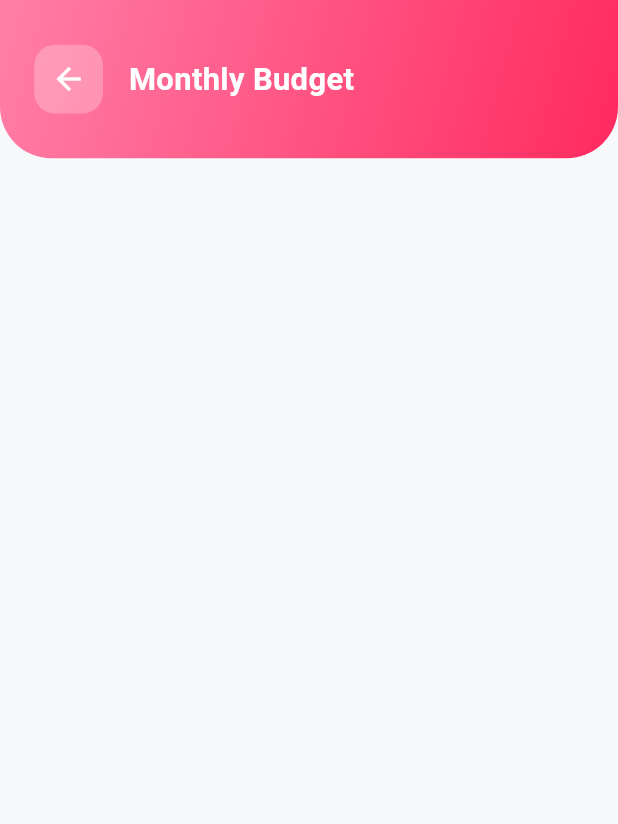
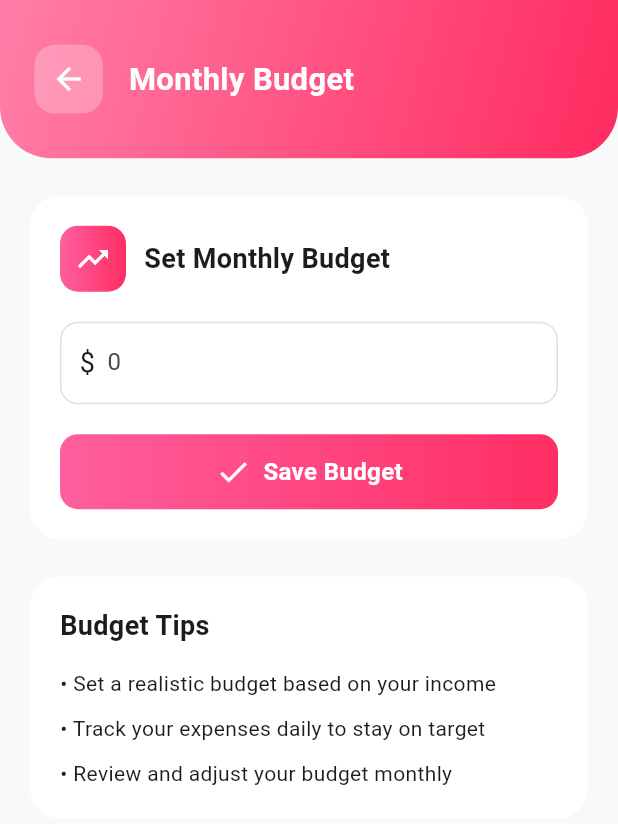
Before and after one commit to sarahmmedd/Banawit, a Flutter app: the BudgetScreen screen opened directly, on a phone screen of 412 x 824 dp. Shown: the top 824 px of the screen. Run offline on Flutter 3.47's test engine with Material 3 defaults, Android fonts, the light colour scheme and no system bars; our stand-ins replace bloc, flutter_screenutil, hive, hive_flutter, percent_indicator; accounts and stored records are empty.

Commit message:
budget page ui

```diff
--- a/lib/features/budget/ui/budget_screen.dart
+++ b/lib/features/budget/ui/budget_screen.dart
@@ -9,7 +9,7 @@ class BudgetScreen extends StatelessWidget {
   Widget build(BuildContext context) {
     return Scaffold(
       backgroundColor: AppColors.scaffoldBackground,
-      body: SafeArea(
+      body: SingleChildScrollView(
         child: Column(
           children: [
             // Top Gradient Header
@@ -59,6 +59,137 @@ class BudgetScreen extends StatelessWidget {
                 ],
               ),
             ),
+
+            const SizedBox(height: 25),
+
+
+            Container(
+              margin: const EdgeInsets.symmetric(horizontal: 20),
+              padding: const EdgeInsets.all(20),
+              decoration: BoxDecoration(
+                color: Colors.white,
+                borderRadius: BorderRadius.circular(20),
+
+              ),
+              child: Column(
+                crossAxisAlignment: CrossAxisAlignment.start,
+                children: [
+                  Row(
+                    children: [
+                      Container(
+                        padding: const EdgeInsets.all(10),
+                        decoration: BoxDecoration(
+                          gradient: const LinearGradient(
+                            colors: [Color(0xFFFF5F9E), Color(0xFFFF2E63)],),
+                          borderRadius: BorderRadius.circular(12),
+                        ),
+                        child: Icon(
+                          Icons.trending_up,
+                          color: Colors.white,
+                        ),
+                      ),
+                      SizedBox(width: 12),
+                      Text(
+                        "Set Monthly Budget",
+                        style: TextStyle(
+                          fontSize: 18,
+                          fontWeight: FontWeight.w600,
+                        ),
+                      ),
+                    ],
+                  ),
+                  const SizedBox(height: 20),
+                  Container(
+                    height: 55,
+                    decoration: BoxDecoration(
+                      borderRadius: BorderRadius.circular(12),
+                      border: Border.all(color: Colors.grey.shade300),
+                    ),
+                    padding: const EdgeInsets.symmetric(horizontal: 12),
+                    child: Row(
+                      children: const [
+                        Text("\$", style: TextStyle(fontSize: 18)),
+                        SizedBox(width: 8),
+                        Expanded(
+                          child: TextField(
+                            decoration: InputDecoration(
+                              hintText: "0",
+                              border: InputBorder.none,
+                            ),
+                            keyboardType: TextInputType.number,
+                          ),
+                        ),
+                      ],
+                    ),
+                  ),
+
+                  const SizedBox(height: 20),
+
+                  // Save Button
+                  Container(
+                    height: 50,
+                    width: double.infinity,
+                    decoration: BoxDecoration(
+                      gradient: const LinearGradient(
+                        colors: [Color(0xFFFF5F9E), Color(0xFFFF2E63)],
+                      ),
+                      borderRadius: BorderRadius.circular(12),
+                    ),
+                    child: const Center(
+                      child: Row(
+                        mainAxisAlignment: MainAxisAlignment.center,
+                        children: [
+                          Icon(Icons.check, color: Colors.white),
+                          SizedBox(width: 8),
+                          Text(
+                            "Save Budget",
+                            style: TextStyle(
+                              color: Colors.white,
+                              fontSize: 16,
+                              fontWeight: FontWeight.w600,
+                            ),
+                          ),
+                        ],
+                      ),
+                    ),
+                  ),
+                ],
+              ),
+            ),
+            const SizedBox(height: 25),
+
+
+            Container(
+              width: double.infinity,
+              margin: const EdgeInsets.symmetric(horizontal: 20),
+              padding: const EdgeInsets.all(20),
+              decoration: BoxDecoration(
+                color: Colors.white,
+                borderRadius: BorderRadius.circular(20),
+
+              ),
+              child: Column(
+                crossAxisAlignment: CrossAxisAlignment.start,
+                children: [
+                  Text(
+                    "Budget Tips",
+                    style: TextStyle(
+                      fontSize: 18,
+                      fontWeight: FontWeight.w600,
+                    ),
+                  ),
+                  SizedBox(height: 15),
+                  Text("• Set a realistic budget based on your income", style: TextStyle(fontSize: 14)),
+                  SizedBox(height: 10),
+                  Text("• Track your expenses daily to stay on target", style: TextStyle(fontSize: 14)),
+                  SizedBox(height: 10),
+                  Text("• Review and adjust your budget monthly", style: TextStyle(fontSize: 14)),
+
+                ],
+              ),
+            ),
+            const SizedBox(height: 40),
+
           ],
         ),
       ),
```
